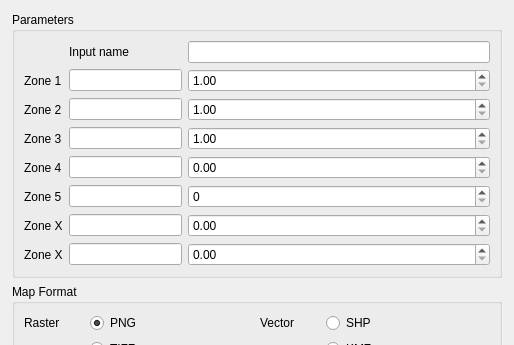
osundwajeff/qgis-plugin, file geosys/ui/templates/geosys_dockwidget_base.ui: the form before one commit; both pictures show x 0 to 514 and y 0 to 345 of the 514 by 932 pixel window.
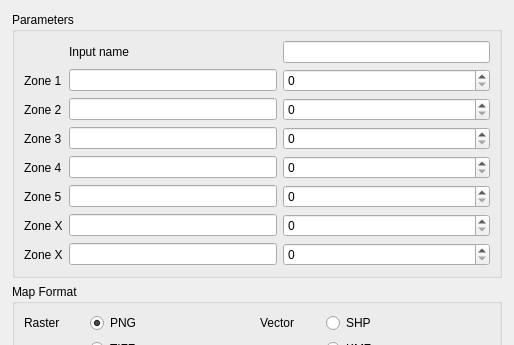
The form after the commit. The open tabs and pages were chosen to show the change.

What changed in the file:
```diff
--- a/geosys/ui/templates/geosys_dockwidget_base.ui
+++ b/geosys/ui/templates/geosys_dockwidget_base.ui
@@ -42,7 +42,7 @@
        </sizepolicy>
       </property>
       <property name="currentIndex">
-       <number>3</number>
+       <number>1</number>
       </property>
       <widget class="QWidget" name="coverage_form_page">
        <property name="minimumSize">
@@ -822,74 +822,33 @@
            <string>Parameters</string>
           </property>
           <layout class="QGridLayout" name="gridLayout_6">
-           <item row="1" column="2">
-            <widget class="QDoubleSpinBox" name="zone_x_1_form">
-             <property name="sizePolicy">
-              <sizepolicy hsizetype="Preferred" vsizetype="Fixed">
-               <horstretch>0</horstretch>
-               <verstretch>0</verstretch>
-              </sizepolicy>
+           <item row="0" column="1">
+            <widget class="QLabel" name="label_2">
+             <property name="text">
+              <string>Input name</string>
              </property>
-             <property name="minimumSize">
-              <size>
-               <width>302</width>
-               <height>0</height>
-              </size>
-             </property>
-             <property name="minimum">
-              <double>1.000000000000000</double>
-             </property>
-             <property name="maximum">
-              <double>999.990000000000009</double>
-             </property>
             </widget>
            </item>
-           <item row="2" column="0">
-            <widget class="QLabel" name="zone_x_2">
-             <property name="minimumSize">
-              <size>
-               <width>0</width>
-               <height>0</height>
-              </size>
-             </property>
+           <item row="4" column="0">
+            <widget class="QLabel" name="zone_x_3">
              <property name="text">
-              <string>Zone 2</string>
+              <string>Zone 3</string>
              </property>
             </widget>
            </item>
+           <item row="5" column="1">
+            <widget class="QLineEdit" name="zone_4_val"/>
+           </item>
+           <item row="6" column="1">
+            <widget class="QLineEdit" name="zone_5_val"/>
+           </item>
+           <item row="8" column="1">
+            <widget class="QLineEdit" name="lineEdit_8"/>
+           </item>
            <item row="0" column="2">
             <widget class="QLineEdit" name="rx_name_line"/>
            </item>
-           <item row="6" column="0">
-            <widget class="QLabel" name="zone_x_6">
-             <property name="text">
-              <string>Zone X</string>
-             </property>
-            </widget>
-           </item>
-           <item row="5" column="2">
-            <widget class="QSpinBox" name="zonex_5_form">
-             <property name="sizePolicy">
-              <sizepolicy hsizetype="Preferred" vsizetype="Fixed">
-               <horstretch>0</horstretch>
-               <verstretch>0</verstretch>
-              </sizepolicy>
-             </property>
-             <property name="minimumSize">
-              <size>
-               <width>302</width>
-               <height>0</height>
-              </size>
-             </property>
-             <property name="minimum">
-              <number>0</number>
-             </property>
-             <property name="value">
-              <number>0</number>
-             </property>
-            </widget>
-           </item>
-           <item row="1" column="0">
+           <item row="2" column="0">
             <widget class="QLabel" name="zone_x_1">
              <property name="minimumSize">
               <size>
@@ -902,139 +861,105 @@
              </property>
             </widget>
            </item>
-           <item row="4" column="0">
-            <widget class="QLabel" name="zone_x_4">
-             <property name="text">
-              <string>Zone 4</string>
-             </property>
-            </widget>
+           <item row="3" column="1">
+            <widget class="QLineEdit" name="zone_2_val"/>
            </item>
-           <item row="6" column="2">
-            <widget class="QDoubleSpinBox" name="zone_x_6_form">
-             <property name="decimals">
-              <number>2</number>
-             </property>
-             <property name="singleStep">
-              <double>0.100000000000000</double>
-             </property>
-            </widget>
-           </item>
-           <item row="2" column="2">
-            <widget class="QDoubleSpinBox" name="zone_x_2_form">
-             <property name="sizePolicy">
-              <sizepolicy hsizetype="Preferred" vsizetype="Fixed">
-               <horstretch>0</horstretch>
-               <verstretch>0</verstretch>
-              </sizepolicy>
-             </property>
-             <property name="minimumSize">
-              <size>
-               <width>302</width>
-               <height>0</height>
-              </size>
-             </property>
-             <property name="minimum">
-              <double>1.000000000000000</double>
-             </property>
-             <property name="maximum">
-              <double>999.990000000000009</double>
-             </property>
-            </widget>
-           </item>
-           <item row="7" column="0">
+           <item row="8" column="0">
             <widget class="QLabel" name="zone_x_7">
              <property name="text">
               <string>Zone X</string>
              </property>
             </widget>
            </item>
-           <item row="3" column="0">
-            <widget class="QLabel" name="zone_x_3">
-             <property name="text">
-              <string>Zone 3</string>
-             </property>
-            </widget>
-           </item>
-           <item row="7" column="2">
-            <widget class="QDoubleSpinBox" name="zone_x_7_form">
-             <property name="singleStep">
-              <double>0.100000000000000</double>
-             </property>
-            </widget>
-           </item>
-           <item row="5" column="0">
+           <item row="6" column="0">
             <widget class="QLabel" name="zone_x_5">
              <property name="text">
               <string>Zone 5</string>
              </property>
             </widget>
            </item>
-           <item row="3" column="2">
-            <widget class="QDoubleSpinBox" name="zone_x_3_form">
-             <property name="sizePolicy">
-              <sizepolicy hsizetype="Preferred" vsizetype="Fixed">
-               <horstretch>0</horstretch>
-               <verstretch>0</verstretch>
-              </sizepolicy>
-             </property>
-             <property name="minimumSize">
-              <size>
-               <width>302</width>
-               <height>0</height>
-              </size>
-             </property>
-             <property name="minimum">
-              <double>1.000000000000000</double>
-             </property>
-             <property name="maximum">
-              <double>999.990000000000009</double>
-             </property>
-            </widget>
-           </item>
-           <item row="4" column="2">
-            <widget class="QDoubleSpinBox" name="zone_x_4_form">
-             <property name="sizePolicy">
-              <sizepolicy hsizetype="Preferred" vsizetype="Fixed">
-               <horstretch>0</horstretch>
-               <verstretch>0</verstretch>
-              </sizepolicy>
-             </property>
-             <property name="minimumSize">
-              <size>
-               <width>302</width>
-               <height>0</height>
-              </size>
-             </property>
-             <property name="maximum">
-              <double>999.990000000000009</double>
-             </property>
-            </widget>
-           </item>
-           <item row="1" column="1">
+           <item row="2" column="1">
             <widget class="QLineEdit" name="zone_1_val"/>
            </item>
-           <item row="2" column="1">
-            <widget class="QLineEdit" name="zone_2_val"/>
-           </item>
-           <item row="3" column="1">
-            <widget class="QLineEdit" name="zone_3_val"/>
-           </item>
-           <item row="4" column="1">
-            <widget class="QLineEdit" name="zone_4_val"/>
-           </item>
-           <item row="5" column="1">
-            <widget class="QLineEdit" name="zone_5_val"/>
-           </item>
-           <item row="6" column="1">
-            <widget class="QLineEdit" name="lineEdit_7"/>
-           </item>
            <item row="7" column="1">
-            <widget class="QLineEdit" name="lineEdit_8"/>
+            <widget class="QLineEdit" name="lineEdit_7"/>
            </item>
-           <item row="0" column="1">
-            <widget class="QLabel" name="label_2">
+           <item row="4" column="1">
+            <widget class="QLineEdit" name="zone_3_val"/>
+           </item>
+           <item row="5" column="0">
+            <widget class="QLabel" name="zone_x_4">
              <property name="text">
-              <string>Input name</string>
+              <string>Zone 4</string>
+             </property>
+            </widget>
+           </item>
+           <item row="3" column="0">
+            <widget class="QLabel" name="zone_x_2">
+             <property name="minimumSize">
+              <size>
+               <width>0</width>
+               <height>0</height>
+              </size>
+             </property>
+             <property name="text">
+              <string>Zone 2</string>
+             </property>
+            </widget>
+           </item>
+           <item row="7" column="0">
+            <widget class="QLabel" name="zone_x_6">
+             <property name="text">
+              <string>Zone X</string>
+             </property>
+            </widget>
+           </item>
+           <item row="2" column="2">
+            <widget class="QSpinBox" name="zone_1_sb">
+             <property name="maximum">
+              <number>100</number>
+             </property>
+            </widget>
+           </item>
+           <item row="3" column="2">
+            <widget class="QSpinBox" name="zone_2_sb">
+             <property name="maximum">
+              <number>100</number>
+             </property>
+            </widget>
+           </item>
+           <item row="4" column="2">
+            <widget class="QSpinBox" name="zone_3_sb">
+             <property name="maximum">
+              <number>100</number>
+             </property>
+            </widget>
+           </item>
+           <item row="5" column="2">
+            <widget class="QSpinBox" name="zone_4_sb">
+             <property name="maximum">
+              <number>100</number>
+             </property>
+            </widget>
+           </item>
+           <item row="6" column="2">
+            <widget class="QSpinBox" name="zone_5_sb">
+             <property name="maximum">
+              <number>100</number>
+             </property>
+            </widget>
+           </item>
+           <item row="7" column="2">
+            <widget class="QSpinBox" name="zone_6_sb">
+             <property name="maximum">
+              <number>100</number>
+             </property>
+            </widget>
+           </item>
+           <item row="8" column="2">
+            <widget class="QSpinBox" name="zone_7_sb">
+             <property name="maximum">
+              <number>100</number>
              </property>
             </widget>
            </item>
```
